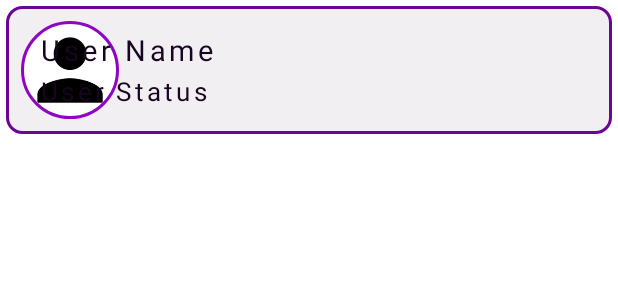
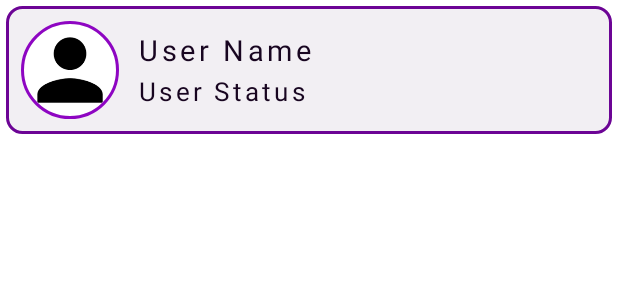
Before and after one commit to dev-aniketj/ChatApp-Android, an Android app: the layout item_user_layout.xml on its own in the app's theme, with its tools: preview values and no code run, on a phone screen of 412 x 824 dp. Shown: the top 300 px of the screen. Run offline under Robolectric (Android 15) with nearby library versions, the phone set to English and light mode, and no system bars.

Commit message:
master-patch-1

```diff
--- a/app/build.gradle
+++ b/app/build.gradle
@@ -35,7 +35,6 @@ dependencies {
 
     implementation 'androidx.appcompat:appcompat:1.5.1'
     implementation 'com.google.android.material:material:1.6.1'
-    implementation 'androidx.constraintlayout:constraintlayout:2.1.4'
     testImplementation 'junit:junit:4.13.2'
     androidTestImplementation 'androidx.test.ext:junit:1.1.3'
     androidTestImplementation 'androidx.test.espresso:espresso-core:3.4.0'
--- a/app/src/main/java/com/aniketjain/chatappjava/Activity/HomeActivity.java
+++ b/app/src/main/java/com/aniketjain/chatappjava/Activity/HomeActivity.java
@@ -27,7 +27,7 @@ public class HomeActivity extends AppCompatActivity {
     private FirebaseAuth auth;
     private FirebaseDatabase database;
     private DatabaseReference reference;
-    private ArrayList<Users> usersArrayList;
+    private ArrayList<Users> usersArrayList = new ArrayList<>();
 
     @Override
     protected void onCreate(Bundle savedInstanceState) {
@@ -65,6 +65,7 @@ public class HomeActivity extends AppCompatActivity {
                         usersArrayList.add(users);
                     }
                     userAdapter.notifyDataSetChanged();
+                    setUpMainRecyclerView();
                 }
 
                 @Override
--- a/app/src/main/java/com/aniketjain/chatappjava/Adapter/UserAdapter.java
+++ b/app/src/main/java/com/aniketjain/chatappjava/Adapter/UserAdapter.java
@@ -20,8 +20,8 @@ import de.hdodenhof.circleimageview.CircleImageView;
 
 public class UserAdapter extends RecyclerView.Adapter<UserAdapter.UserItemViewHolder> {
 
-    private Context context;
-    private ArrayList<Users> usersArrayList;
+    private final Context context;
+    private final ArrayList<Users> usersArrayList;
 
     public UserAdapter(Context context, ArrayList<Users> usersArrayList) {
         this.context = context;
@@ -41,7 +41,7 @@ public class UserAdapter extends RecyclerView.Adapter<UserAdapter.UserItemViewHo
         Users users = usersArrayList.get(position);
 
         holder.userRl.setOnClickListener(view -> {
-            Toasty.normal(context, "Tap on User");
+            Toasty.normal(context, "Tap on " + users.getName());
         });
 
         //Picasso.get().load(users.getImage_uri()).into(holder.profileIv);
--- a/app/src/main/res/layout/item_user_layout.xml
+++ b/app/src/main/res/layout/item_user_layout.xml
@@ -22,9 +22,10 @@
         android:id="@+id/user_ll"
         android:layout_width="wrap_content"
         android:layout_height="wrap_content"
+        android:layout_alignParentEnd="true"
         android:layout_centerVertical="true"
-        android:layout_marginStart="12dp"
-        android:layout_toEndOf="@id/profile_iv"
+        android:layout_marginHorizontal="12dp"
+        android:layout_toEndOf="@id/user_profile_iv"
         android:orientation="vertical">
 
         <TextView
```
